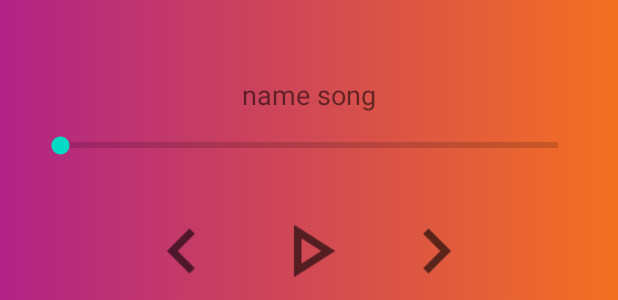
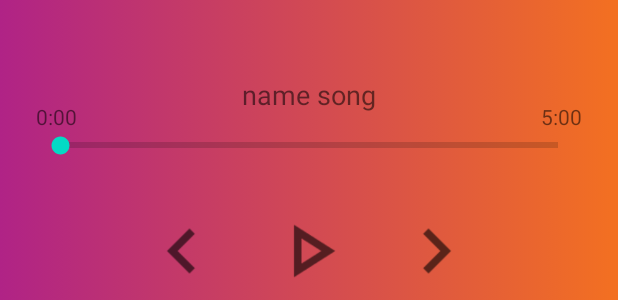
Before and after one commit to Nirwash/Audio-Player, an Android app: the layout activity_main.xml on its own in the app's theme, with its tools: preview values and no code run, on a phone screen of 412 x 824 dp. Shown: the part 805-1105 px from the top of the screen. Run offline under Robolectric (Android 15) with nearby library versions, the phone set to English and light mode, and no system bars.

Commit message:
добавление отображения времени воспроизведения и времени до конца трэка

```diff
--- a/app/src/main/java/com/nirwashh/android/playingaudio/MainActivity.kt
+++ b/app/src/main/java/com/nirwashh/android/playingaudio/MainActivity.kt
@@ -1,20 +1,20 @@
 package com.nirwashh.android.playingaudio
 
-import android.annotation.SuppressLint
 import android.media.AudioManager
 import android.media.MediaPlayer
 import androidx.appcompat.app.AppCompatActivity
 import android.os.Bundle
+import android.os.Handler
 import android.view.View
 import android.widget.SeekBar
-import com.google.android.material.slider.Slider
 import com.nirwashh.android.playingaudio.databinding.ActivityMainBinding
-import java.util.*
 
 
 class MainActivity : AppCompatActivity() {
-    lateinit var b: ActivityMainBinding
-    lateinit var mediaPlayer: MediaPlayer
+    private lateinit var b: ActivityMainBinding
+    private lateinit var mediaPlayer: MediaPlayer
+    private lateinit var runnable: Runnable
+    private var handler: Handler = Handler()
     override fun onCreate(savedInstanceState: Bundle?) {
         super.onCreate(savedInstanceState)
         b = ActivityMainBinding.inflate(layoutInflater)
@@ -36,7 +36,12 @@ class MainActivity : AppCompatActivity() {
             audioManager.setStreamVolume(AudioManager.STREAM_MUSIC, value.toInt(), 0)
         }
 
-        b.seekbar.max = mediaPlayer.duration
+        seekBar()
+
+
+    }
+
+    private fun seekBar() {
         b.seekbar.setOnSeekBarChangeListener(object : SeekBar.OnSeekBarChangeListener {
             override fun onProgressChanged(seekBar: SeekBar?, progress: Int, fromUser: Boolean) {
                 if (fromUser) mediaPlayer.seekTo(progress)
@@ -46,15 +51,38 @@ class MainActivity : AppCompatActivity() {
 
             override fun onStopTrackingTouch(seekBar: SeekBar?) {}
         })
-        val timer = Timer()
-        timer.scheduleAtFixedRate(object : TimerTask() {
-            override fun run() {
-                b.seekbar.progress = mediaPlayer.currentPosition
-            }
-        }, 0, 1000)
 
+        runnable = Runnable {
+            b.seekbar.progress = mediaPlayer.currentSeconds
+
+            val currentPositionText = createTimer(mediaPlayer.currentSeconds)
+            b.tvCurrentPosition.text = currentPositionText
+            val endPositionText = createTimer(mediaPlayer.seconds - mediaPlayer.currentSeconds)
+            b.tvEndPosition.text = endPositionText
+
+            handler.postDelayed(runnable, 1000)
+        }
+        handler.postDelayed(runnable, 1000)
 
     }
+
+    private fun createTimer(duration: Int): String {
+        val minutes = duration / 60
+        val seconds = duration - (minutes * 60)
+        val minuteString = if (minutes < 10) "0$minutes" else "$minutes"
+        val secondString = if (seconds < 10) "0$seconds" else "$seconds"
+        return "$minuteString:$secondString"
+    }
+
+    private val MediaPlayer.seconds: Int
+        get() {
+            return this.duration / 1000
+        }
+
+    private val MediaPlayer.currentSeconds: Int
+        get() {
+            return this.currentPosition/1000
+        }
 
     private fun start() {
         mediaPlayer.start()
--- a/app/src/main/res/layout/activity_main.xml
+++ b/app/src/main/res/layout/activity_main.xml
@@ -31,6 +31,23 @@
             app:layout_constraintBottom_toBottomOf="parent"
             app:layout_constraintEnd_toEndOf="parent"
             app:layout_constraintStart_toStartOf="parent" />
+
+        <com.google.android.material.textview.MaterialTextView
+            android:id="@+id/tv_current_position"
+            android:layout_width="wrap_content"
+            android:layout_height="wrap_content"
+            app:layout_constraintStart_toStartOf="parent"
+            app:layout_constraintBottom_toTopOf="@id/seekbar"
+            android:layout_marginStart="24dp"
+            tools:text="0:00"/>
+        <com.google.android.material.textview.MaterialTextView
+            android:id="@+id/tv_end_position"
+            android:layout_width="wrap_content"
+            android:layout_height="wrap_content"
+            app:layout_constraintEnd_toEndOf="parent"
+            app:layout_constraintBottom_toTopOf="@id/seekbar"
+            android:layout_marginEnd="24dp"
+            tools:text="5:00"/>
 
         <com.google.android.material.textview.MaterialTextView
             android:id="@+id/tv_name_song"
```
